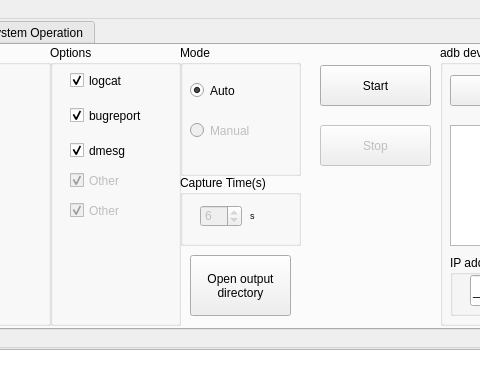
zgyhc2050/amlogic_debug_tool, file aml_debug.ui: the form before one commit; both pictures show x 192 to 672 and y 0 to 370 of the 991 by 683 pixel window.
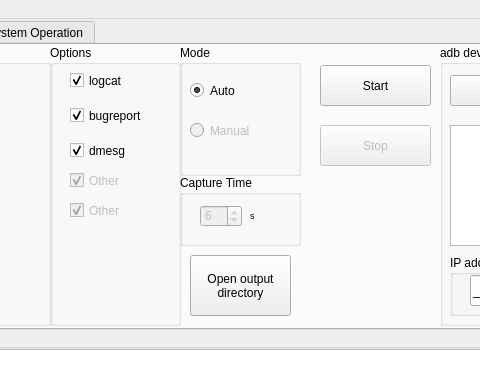
The form after the commit.

The edit to the form file:
```diff
--- a/aml_debug.ui
+++ b/aml_debug.ui
@@ -424,7 +424,7 @@
        </rect>
       </property>
       <property name="title">
-       <string>Capture Time(s)</string>
+       <string>Capture Time</string>
       </property>
       <widget class="QSpinBox" name="AmlDebugHomeCaptureTime_spinBox">
        <property name="enabled">
```
Left out of the diff: 2 changed lines with no effect on the pictures.
